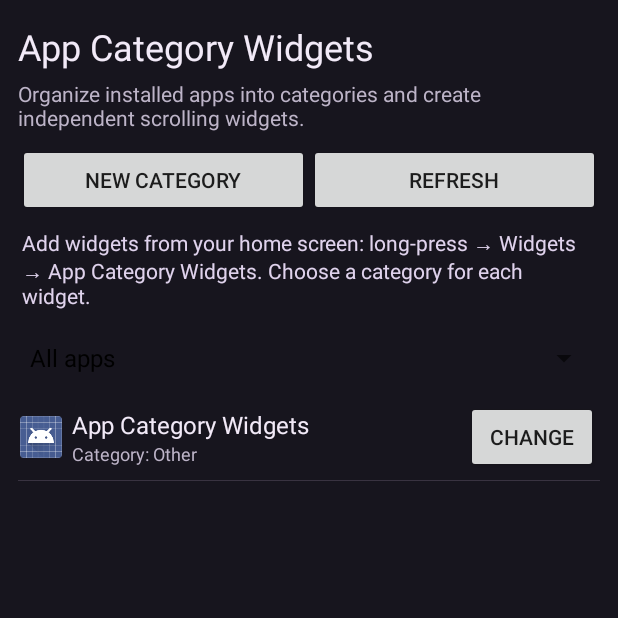
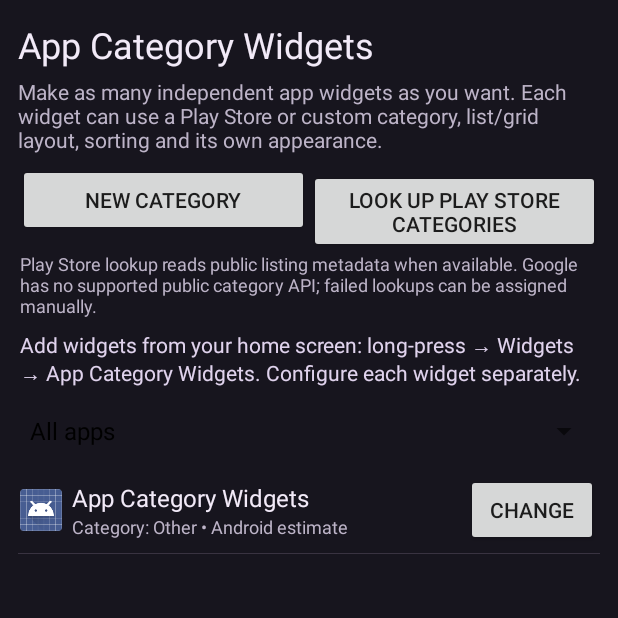
Before and after one commit to ParasaurPal/AppCategoryWidgets, an Android app: the screen it shows after launch (MainActivity), on a phone screen of 412 x 824 dp, the top half of it. Run offline under Robolectric (Android 15) with nearby library versions, the phone set to English and light mode, and no system bars.

Commit message:
Add complete configurable app category widgets

```diff
--- a/app/src/main/java/com/parasaur/appcategorywidgets/CategoryStore.kt
+++ b/app/src/main/java/com/parasaur/appcategorywidgets/CategoryStore.kt
@@ -5,34 +5,19 @@ import android.content.pm.ApplicationInfo
 import android.content.pm.PackageManager
 
 object CategoryStore {
-    private const val PREFS = "category_store"
-    private const val CUSTOM = "custom_categories"
-    private fun prefs(c: Context) = c.getSharedPreferences(PREFS, Context.MODE_PRIVATE)
-    val builtIn = listOf("Art & Design","Auto & Vehicles","Beauty","Books & Reference","Business","Comics","Communication","Dating","Education","Entertainment","Events","Finance","Food & Drink","Games","Health & Fitness","House & Home","Libraries & Demo","Lifestyle","Maps & Navigation","Medical","Music & Audio","News & Magazines","Parenting","Personalization","Photography","Productivity","Shopping","Social","Sports","Tools","Travel & Local","Video Players","Weather","Other")
-    fun categories(c: Context) = (builtIn + prefs(c).getStringSet(CUSTOM, emptySet()).orEmpty()).distinct().sorted()
-    fun addCategory(c: Context, name: String) {
-        val set = prefs(c).getStringSet(CUSTOM, emptySet()).orEmpty().toMutableSet()
-        if (name.trim().isNotEmpty()) set.add(name.trim())
-        prefs(c).edit().putStringSet(CUSTOM, set).apply()
-    }
-    fun assigned(c: Context, pkg: String) = prefs(c).getString("app:" + pkg, null)
-    fun assign(c: Context, pkg: String, category: String) { prefs(c).edit().putString("app:" + pkg, category).apply() }
-    fun autoCategory(info: ApplicationInfo): String = when (info.category) {
-        ApplicationInfo.CATEGORY_GAME -> "Games"
-        ApplicationInfo.CATEGORY_AUDIO -> "Music & Audio"
-        ApplicationInfo.CATEGORY_VIDEO -> "Video Players"
-        ApplicationInfo.CATEGORY_IMAGE -> "Photography"
-        ApplicationInfo.CATEGORY_SOCIAL -> "Social"
-        ApplicationInfo.CATEGORY_NEWS -> "News & Magazines"
-        ApplicationInfo.CATEGORY_MAPS -> "Maps & Navigation"
-        ApplicationInfo.CATEGORY_PRODUCTIVITY -> "Productivity"
-        else -> "Other"
-    }
-    fun categoryFor(c: Context, info: ApplicationInfo) = assigned(c, info.packageName) ?: autoCategory(info)
-    fun apps(c: Context): List<ApplicationInfo> {
-        val pm = c.packageManager
-        return pm.getInstalledApplications(PackageManager.GET_META_DATA)
-            .filter { pm.getLaunchIntentForPackage(it.packageName) != null }
-            .sortedBy { pm.getApplicationLabel(it).toString().lowercase() }
-    }
+ private const val PREFS="category_store"
+ private fun prefs(c:Context)=c.getSharedPreferences(PREFS,Context.MODE_PRIVATE)
+ val builtIn=listOf("Art & Design","Auto & Vehicles","Beauty","Books & Reference","Business","Comics","Communication","Dating","Education","Entertainment","Events","Finance","Food & Drink","Games","Health & Fitness","House & Home","Libraries & Demo","Lifestyle","Maps & Navigation","Medical","Music & Audio","News & Magazines","Parenting","Personalization","Photography","Productivity","Shopping","Social","Sports","Tools","Travel & Local","Video Players & Editors","Weather","Other")
+ fun categories(c:Context)=(builtIn+prefs(c).getStringSet("custom_categories",emptySet()).orEmpty()).distinct().sorted()
+ fun addCategory(c:Context,name:String){val n=name.trim();if(n.isNotEmpty()){val s=prefs(c).getStringSet("custom_categories",emptySet()).orEmpty().toMutableSet();s.add(n);prefs(c).edit().putStringSet("custom_categories",s).apply()}}
+ fun assigned(c:Context,pkg:String)=prefs(c).getString("app:$pkg",null)
+ fun assign(c:Context,pkg:String,cat:String){prefs(c).edit().putString("app:$pkg",cat).apply()}
+ fun cachedPlayCategory(c:Context,pkg:String)=prefs(c).getString("play:$pkg",null)
+ fun savePlayCategory(c:Context,pkg:String,cat:String){prefs(c).edit().putString("play:$pkg",cat).apply()}
+ fun autoCategory(i:ApplicationInfo)=when(i.category){
+  ApplicationInfo.CATEGORY_GAME->"Games";ApplicationInfo.CATEGORY_AUDIO->"Music & Audio";ApplicationInfo.CATEGORY_VIDEO->"Video Players & Editors"
+  ApplicationInfo.CATEGORY_IMAGE->"Photography";ApplicationInfo.CATEGORY_SOCIAL->"Social";ApplicationInfo.CATEGORY_NEWS->"News & Magazines"
+  ApplicationInfo.CATEGORY_MAPS->"Maps & Navigation";ApplicationInfo.CATEGORY_PRODUCTIVITY->"Productivity";else->"Other"}
+ fun categoryFor(c:Context,i:ApplicationInfo)=assigned(c,i.packageName)?:cachedPlayCategory(c,i.packageName)?:autoCategory(i)
+ fun apps(c:Context):List<ApplicationInfo>{val p=c.packageManager;return p.getInstalledApplications(PackageManager.GET_META_DATA).filter{p.getLaunchIntentForPackage(it.packageName)!=null}.sortedBy{p.getApplicationLabel(it).toString().lowercase()}}
 }
--- a/app/src/main/java/com/parasaur/appcategorywidgets/MainActivity.kt
+++ b/app/src/main/java/com/parasaur/appcategorywidgets/MainActivity.kt
@@ -4,60 +4,55 @@ import android.app.Activity
 import android.app.AlertDialog
 import android.os.Bundle
 import android.view.Gravity
+import android.view.View
 import android.widget.*
+import java.util.concurrent.Executors
 
-class MainActivity : Activity() {
-    private lateinit var root: LinearLayout
-    private var filter = "All apps"
-    override fun onCreate(savedInstanceState: Bundle?) { super.onCreate(savedInstanceState); draw() }
-    private fun draw() {
-        root = LinearLayout(this).apply { orientation = LinearLayout.VERTICAL; setPadding(18, 22, 18, 12); setBackgroundColor(0xFF17151E.toInt()) }
-        root.addView(TextView(this).apply { text = "App Category Widgets"; textSize = 24f; setTextColor(0xFFF2EAF8.toInt()) })
-        root.addView(TextView(this).apply { text = "Organize installed apps into categories and create independent scrolling widgets."; setTextColor(0xFFBDB4C8.toInt()); setPadding(0,8,0,12) })
-        val bar = LinearLayout(this)
-        bar.addView(Button(this).apply { text = "New category"; setOnClickListener { addCategory() } }, LinearLayout.LayoutParams(0,-2,1f))
-        bar.addView(Button(this).apply { text = "Refresh"; setOnClickListener { draw() } }, LinearLayout.LayoutParams(0,-2,1f))
-        root.addView(bar)
-        root.addView(TextView(this).apply { text = "Add widgets from your home screen: long-press → Widgets → App Category Widgets. Choose a category for each widget."; setTextColor(0xFFE0D3ED.toInt()); setPadding(4,12,4,12) })
-        val scroll = ScrollView(this)
-        val list = LinearLayout(this).apply { orientation = LinearLayout.VERTICAL }
-        scroll.addView(list)
-        root.addView(scroll, LinearLayout.LayoutParams(-1,0,1f))
-        setContentView(root)
-        val choices = listOf("All apps") + CategoryStore.categories(this)
-        val spinner = Spinner(this)
-        spinner.adapter = ArrayAdapter(this, android.R.layout.simple_spinner_dropdown_item, choices)
-        spinner.setSelection(choices.indexOf(filter).coerceAtLeast(0))
-        list.addView(spinner)
-        spinner.onItemSelectedListener = object : android.widget.AdapterView.OnItemSelectedListener {
-            override fun onNothingSelected(parent: android.widget.AdapterView<*>?) {}
-            override fun onItemSelected(parent: android.widget.AdapterView<*>?, view: android.view.View?, pos: Int, id: Long) {
-                if (filter != choices[pos]) { filter = choices[pos]; draw() }
+class MainActivity:Activity(){
+ private lateinit var root:LinearLayout;private var filter="All apps";private val executor=Executors.newSingleThreadExecutor()
+ override fun onCreate(savedInstanceState:Bundle?){super.onCreate(savedInstanceState);draw()}
+ override fun onDestroy(){executor.shutdownNow();super.onDestroy()}
+ private fun draw(){
+  root=LinearLayout(this).apply{orientation=LinearLayout.VERTICAL;setPadding(18,20,18,12);setBackgroundColor(0xFF17151E.toInt())}
+  root.addView(TextView(this).apply{text="App Category Widgets";textSize=24f;setTextColor(0xFFF2EAF8.toInt())})
+  root.addView(TextView(this).apply{text="Make as many independent app widgets as you want. Each widget can use a Play Store or custom category, list/grid layout, sorting and its own appearance.";setTextColor(0xFFBDB4C8.toInt());setPadding(0,8,0,10)})
+  val actions=LinearLayout(this)
+  actions.addView(Button(this).apply{text="New category";setOnClickListener{addCategory()}},LinearLayout.LayoutParams(0,-2,1f))
+  actions.addView(Button(this).apply{text="Look up Play Store categories";setOnClickListener{lookup(this)}},LinearLayout.LayoutParams(0,-2,1f))
+  root.addView(actions)
+  root.addView(TextView(this).apply{text="Play Store lookup reads public listing metadata when available. Google has no supported public category API; failed lookups can be assigned manually.";textSize=12f;setTextColor(0xFFBDB4C8.toInt());setPadding(2,4,2,8)})
+  root.addView(TextView(this).apply{text="Add widgets from your home screen: long-press → Widgets → App Category Widgets. Configure each widget separately.";setTextColor(0xFFE0D3ED.toInt());setPadding(2,4,2,8)})
+  val scroll=ScrollView(this);val list=LinearLayout(this).apply{orientation=LinearLayout.VERTICAL};scroll.addView(list);root.addView(scroll,LinearLayout.LayoutParams(-1,0,1f));setContentView(root)
+  val choices=listOf("All apps")+CategoryStore.categories(this);val spinner=Spinner(this);spinner.adapter=ArrayAdapter(this,android.R.layout.simple_spinner_dropdown_item,choices);spinner.setSelection(choices.indexOf(filter).coerceAtLeast(0));list.addView(spinner)
+  spinner.onItemSelectedListener=object:AdapterView.OnItemSelectedListener{
+   override fun onNothingSelected(p:AdapterView<*>?){}
+   override fun onItemSelected(p:AdapterView<*>?,v:View?,pos:Int,rowId:Long){if(filter!=choices[pos]){filter=choices[pos];draw()}}
+  }
+  val pm=packageManager
+  CategoryStore.apps(this).filter{filter=="All apps"||CategoryStore.categoryFor(this,it)==filter}.forEach{info->
+   val row=LinearLayout(this).apply{gravity=Gravity.CENTER_VERTICAL;setPadding(2,7,2,7)}
+   row.addView(ImageView(this).apply{setImageDrawable(pm.getApplicationIcon(info))},LinearLayout.LayoutParams(42,42))
+   val label=LinearLayout(this).apply{orientation=LinearLayout.VERTICAL;setPadding(10,0,4,0)}
+   label.addView(TextView(this).apply{text=pm.getApplicationLabel(info).toString();textSize=16f;setTextColor(0xFFF2EAF8.toInt())})
+   val src=if(CategoryStore.assigned(this@MainActivity,info.packageName)!=null)"Manual" else if(CategoryStore.cachedPlayCategory(this@MainActivity,info.packageName)!=null)"Play Store lookup" else "Android estimate"
+   label.addView(TextView(this).apply{text="Category: "+CategoryStore.categoryFor(this@MainActivity,info)+" • "+src;textSize=12f;setTextColor(0xFFBDB4C8.toInt())})
+   row.addView(label,LinearLayout.LayoutParams(0,-2,1f));row.addView(Button(this).apply{text="Change";setOnClickListener{choose(info.packageName)}});list.addView(row)
+   list.addView(View(this).apply{setBackgroundColor(0xFF393341.toInt())},LinearLayout.LayoutParams(-1,1))
   }
  }
-        val pm = packageManager
-        CategoryStore.apps(this).filter { filter == "All apps" || CategoryStore.categoryFor(this,it) == filter }.forEach { info ->
-            val row = LinearLayout(this).apply { gravity = Gravity.CENTER_VERTICAL; setPadding(2,7,2,7) }
-            row.addView(ImageView(this).apply { setImageDrawable(pm.getApplicationIcon(info)) }, LinearLayout.LayoutParams(42,42))
-            val label = LinearLayout(this).apply { orientation = LinearLayout.VERTICAL; setPadding(10,0,4,0) }
-            label.addView(TextView(this).apply { text = pm.getApplicationLabel(info).toString(); textSize=16f; setTextColor(0xFFF2EAF8.toInt()) })
-            label.addView(TextView(this).apply { text = "Category: " + CategoryStore.categoryFor(this@MainActivity,info); textSize=12f; setTextColor(0xFFBDB4C8.toInt()) })
-            row.addView(label, LinearLayout.LayoutParams(0,-2,1f))
-            row.addView(Button(this).apply { text="Change"; setOnClickListener { choose(info.packageName) } })
-            list.addView(row)
-            list.addView(android.view.View(this).apply { setBackgroundColor(0xFF393341.toInt()) }, LinearLayout.LayoutParams(-1,1))
+ private fun lookup(button:Button){
+  button.isEnabled=false;button.text="Looking up…"
+  executor.execute{
+   val apps=CategoryStore.apps(this);var found=0
+   apps.forEach{if(CategoryStore.assigned(this,it.packageName)==null&&PlayStoreCategoryLookup.lookup(this,it.packageName)!=null)found++}
+   runOnUiThread{Toast.makeText(this,"Play Store category results: "+found+" of "+apps.size,Toast.LENGTH_LONG).show();draw();CategoryWidgetProvider.refreshAll(this)}
   }
  }
-    private fun choose(pkg: String) {
-        val values = CategoryStore.categories(this).toTypedArray()
-        AlertDialog.Builder(this).setTitle("Assign category").setItems(values) { _, which ->
-            CategoryStore.assign(this,pkg,values[which]); draw(); CategoryWidgetProvider.refreshAll(this)
-        }.show()
+ private fun choose(pkg:String){val cats=CategoryStore.categories(this).toTypedArray()
+  AlertDialog.Builder(this).setTitle("Assign category").setItems(cats){_,i->CategoryStore.assign(this,pkg,cats[i]);draw();CategoryWidgetProvider.refreshAll(this)}
+   .setNeutralButton("Create new category"){_,_->addCategory()}.show()
  }
-    private fun addCategory() {
-        val input = EditText(this).apply { hint="Category name" }
-        AlertDialog.Builder(this).setTitle("Create category").setView(input).setPositiveButton("Create") { _, _ ->
-            CategoryStore.addCategory(this,input.text.toString()); filter=input.text.toString().trim(); draw()
-        }.setNegativeButton("Cancel",null).show()
+ private fun addCategory(){val input=EditText(this).apply{hint="Category name"}
+  AlertDialog.Builder(this).setTitle("Create category").setView(input).setPositiveButton("Create"){_,_->filter=input.text.toString().trim();CategoryStore.addCategory(this,filter);draw();CategoryWidgetProvider.refreshAll(this)}.setNegativeButton("Cancel",null).show()
  }
 }
--- /dev/null
+++ b/app/src/main/res/layout/category_widget_grid_item.xml
@@ -0,0 +1,5 @@
+<?xml version="1.0" encoding="utf-8"?>
+<LinearLayout xmlns:android="http://schemas.android.com/apk/res/android" android:id="@+id/app_row" android:layout_width="match_parent" android:layout_height="wrap_content" android:orientation="vertical" android:gravity="center" android:padding="5dp">
+ <ImageView android:id="@+id/app_icon" android:layout_width="40dp" android:layout_height="40dp" android:contentDescription="@null"/>
+ <TextView android:id="@+id/app_name" android:layout_width="match_parent" android:layout_height="wrap_content" android:gravity="center" android:paddingTop="4dp" android:textColor="#F2EAF8" android:textSize="12sp" android:maxLines="2" android:ellipsize="end"/>
+</LinearLayout>
--- a/app/src/main/res/layout/category_widget_row.xml
+++ b/app/src/main/res/layout/category_widget_row.xml
@@ -1,5 +1,5 @@
 <?xml version="1.0" encoding="utf-8"?>
 <LinearLayout xmlns:android="http://schemas.android.com/apk/res/android" android:id="@+id/app_row" android:layout_width="match_parent" android:layout_height="wrap_content" android:orientation="horizontal" android:gravity="center_vertical" android:padding="7dp">
-    <ImageView android:id="@+id/app_icon" android:layout_width="36dp" android:layout_height="36dp" android:contentDescription="@null"/>
-    <TextView android:id="@+id/app_name" android:layout_width="0dp" android:layout_height="wrap_content" android:layout_weight="1" android:paddingStart="10dp" android:textColor="#F2EAF8" android:textSize="14sp" android:maxLines="1" android:ellipsize="end"/>
+ <ImageView android:id="@+id/app_icon" android:layout_width="40dp" android:layout_height="40dp" android:contentDescription="@null"/>
+ <TextView android:id="@+id/app_name" android:layout_width="0dp" android:layout_height="wrap_content" android:layout_weight="1" android:paddingStart="10dp" android:textColor="#F2EAF8" android:textSize="14sp" android:maxLines="1" android:ellipsize="end"/>
 </LinearLayout>
```
Also changed, not shown: app/build.gradle.kts (+12 -11 lines), app/src/main/AndroidManifest.xml (+8 -12 lines), app/src/main/java/com/parasaur/appcategorywidgets/CategoryWidgetProvider.kt (+20 -21 lines), app/src/main/java/com/parasaur/appcategorywidgets/CategoryWidgetService.kt (+26 -19 lines), app/src/main/java/com/parasaur/appcategorywidgets/PlayStoreCategoryLookup.kt (added, +27 -0 lines), app/src/main/java/com/parasaur/appcategorywidgets/WidgetConfigActivity.kt (+33 -21 lines), app/src/main/java/com/parasaur/appcategorywidgets/WidgetSettings.kt (added, +25 -0 lines), app/src/main/res/layout/category_widget.xml (+10 -5 lines), 1 other file. Lines whose indentation alone changed are shown as unchanged.
